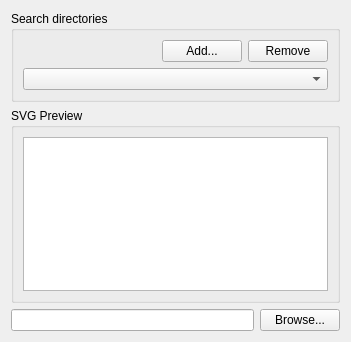
Qt form qgis/src/plugins/diagram_overlay/qgssvgdiagramfactorywidgetbase.ui (sourcepole/qgis) before a commit.
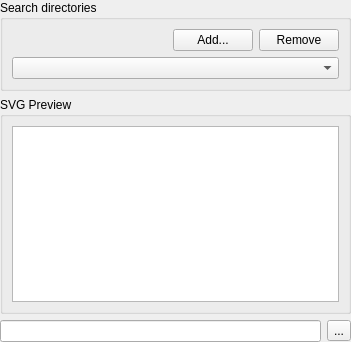
The same form after that commit.

Commit message: [FEATURE] UI cleanups in prep of using property lists. Main visual difference is that labels dont have property lists no in vec props

The edit to the form file:
```diff
--- a/qgis/src/plugins/diagram_overlay/qgssvgdiagramfactorywidgetbase.ui
+++ b/qgis/src/plugins/diagram_overlay/qgssvgdiagramfactorywidgetbase.ui
@@ -12,11 +12,14 @@
   <property name="windowTitle" >
    <string>Form</string>
   </property>
-  <layout class="QGridLayout" >
-   <item row="0" column="0" >
-    <widget class="QGroupBox" name="mSearchDirectoriesGroupBox" >
-     <property name="sizePolicy" >
-      <sizepolicy vsizetype="Fixed" hsizetype="Preferred" >
+  <layout class="QGridLayout">
+   <property name="margin">
+    <number>0</number>
+   </property>
+   <item row="0" column="0">
+    <widget class="QGroupBox" name="mSearchDirectoriesGroupBox">
+     <property name="sizePolicy">
+      <sizepolicy hsizetype="Preferred" vsizetype="Fixed">
        <horstretch>0</horstretch>
        <verstretch>0</verstretch>
       </sizepolicy>
@@ -126,21 +129,9 @@
       <widget class="QLineEdit" name="mPictureLineEdit" />
      </item>
      <item>
-      <widget class="QPushButton" name="mPictureBrowseButton" >
-       <property name="sizePolicy" >
-        <sizepolicy vsizetype="Fixed" hsizetype="Preferred" >
-         <horstretch>0</horstretch>
-         <verstretch>0</verstretch>
-        </sizepolicy>
-       </property>
-       <property name="maximumSize" >
-        <size>
-         <width>150</width>
-         <height>32767</height>
-        </size>
-       </property>
-       <property name="text" >
-        <string>Browse...</string>
+      <widget class="QToolButton" name="mPictureBrowseButton">
+       <property name="text">
+        <string>...</string>
        </property>
       </widget>
      </item>
```
Left out of the diff: 86 changed lines with no effect on the pictures. The commit also changes 7 other files.
